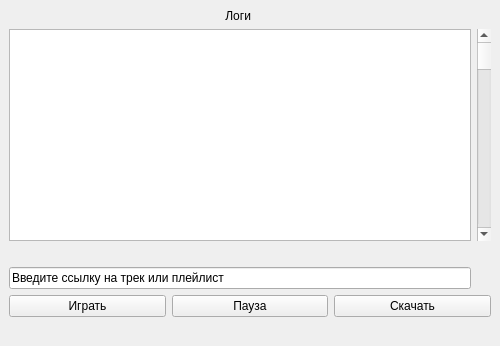
Old version of the form Ui/Main.ui in the repository KirMozor/Yamux.
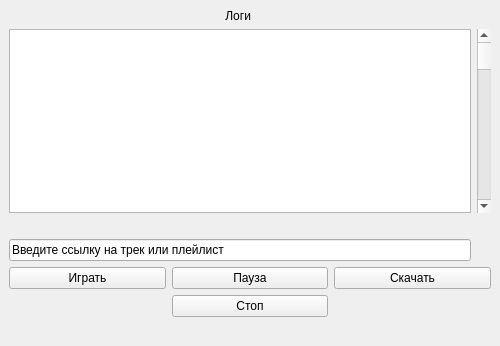
New version of the form. Icons and pictures are not drawn.

Commit message: Add stop and changed volume to 80

What changed in the file:
```diff
--- a/Ui/Main.ui
+++ b/Ui/Main.ui
@@ -63,25 +63,32 @@
      </layout>
     </item>
     <item>
-     <layout class="QHBoxLayout" name="horizontalLayout">
-      <item>
+     <layout class="QGridLayout" name="gridLayout_2">
+      <item row="0" column="2">
+       <widget class="QPushButton" name="pushButtonToDownload">
+        <property name="text">
+         <string>Скачать</string>
+        </property>
+       </widget>
+      </item>
+      <item row="0" column="0">
        <widget class="QPushButton" name="pushButtonToPlay">
         <property name="text">
          <string>Играть</string>
         </property>
        </widget>
       </item>
-      <item>
+      <item row="0" column="1">
        <widget class="QPushButton" name="pushButtonToPause">
         <property name="text">
          <string>Пауза</string>
         </property>
        </widget>
       </item>
-      <item>
-       <widget class="QPushButton" name="pushButtonToDownload">
+      <item row="1" column="1">
+       <widget class="QPushButton" name="pushButtonToStop">
         <property name="text">
-         <string>Скачать</string>
+         <string>Стоп</string>
         </property>
        </widget>
       </item>
```
The commit also changes 1 other file.
